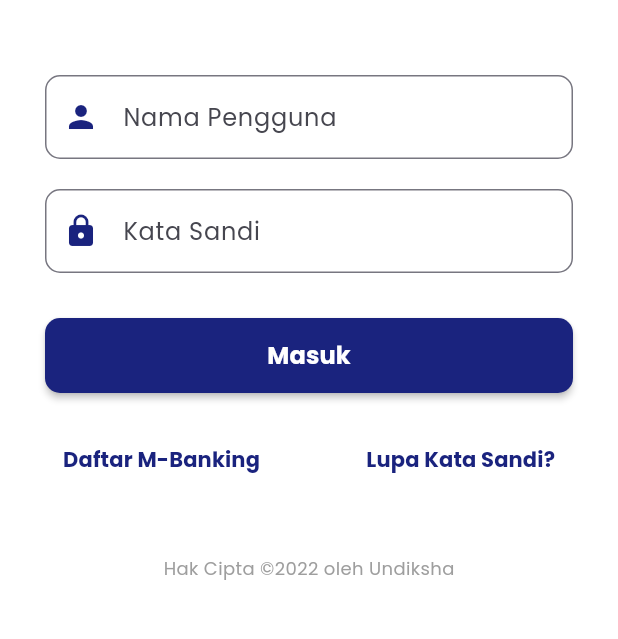
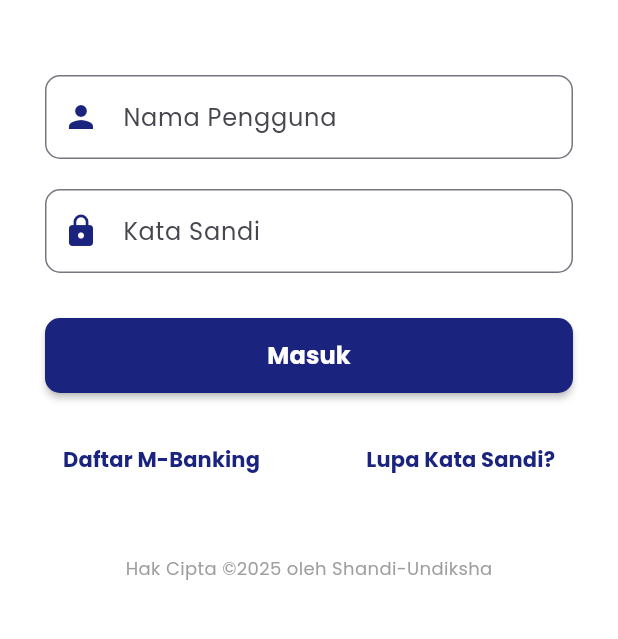
Before and after one commit to Shandi-Aditya/tes_modul_layout, a Flutter app: the screen it shows after launch, on a phone screen of 412 x 824 dp, the part 441-1080 px from its top. Run offline on Flutter 3.47's test engine with Material 3 defaults, Android fonts, the phone set to English and light mode, and no system bars; our stand-ins replace google_fonts.

Commit message:
Update All

```diff
--- a/lib/screens/login_screen.dart
+++ b/lib/screens/login_screen.dart
@@ -107,7 +107,7 @@ class _LoginContent extends StatelessWidget {
         _ActionButtons(),
         SizedBox(height: 40),
         Text(
-          'Hak Cipta ©2022 oleh Undiksha',
+          'Hak Cipta ©2025 oleh Shandi-Undiksha',
           style: LoginScreen._copyrightStyle,
         ),
       ],
```
